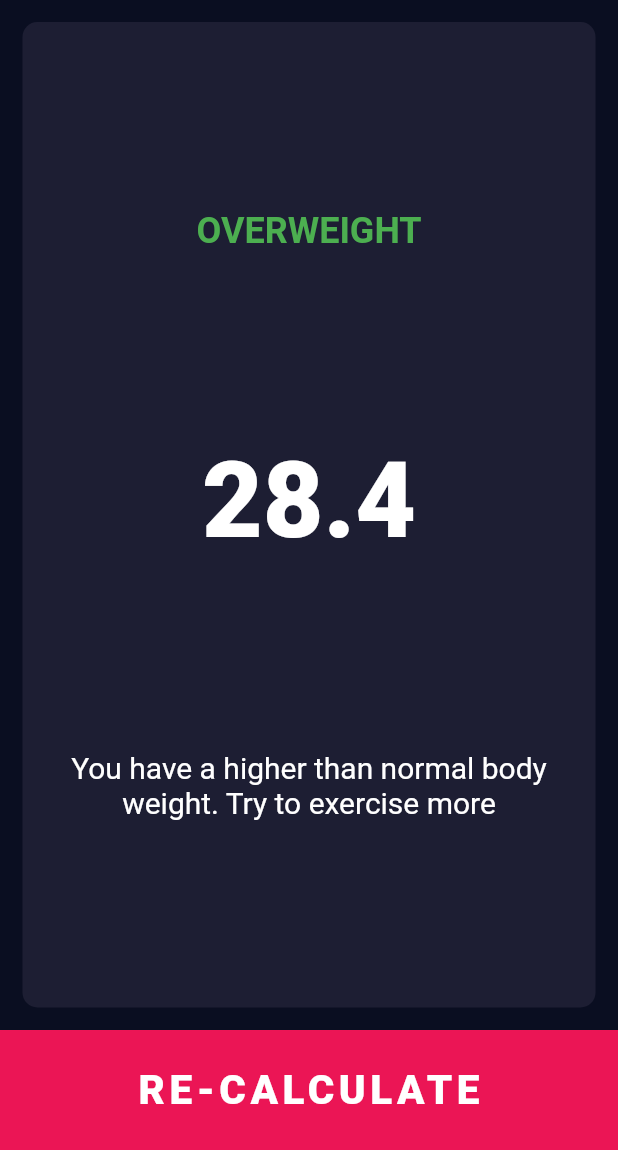
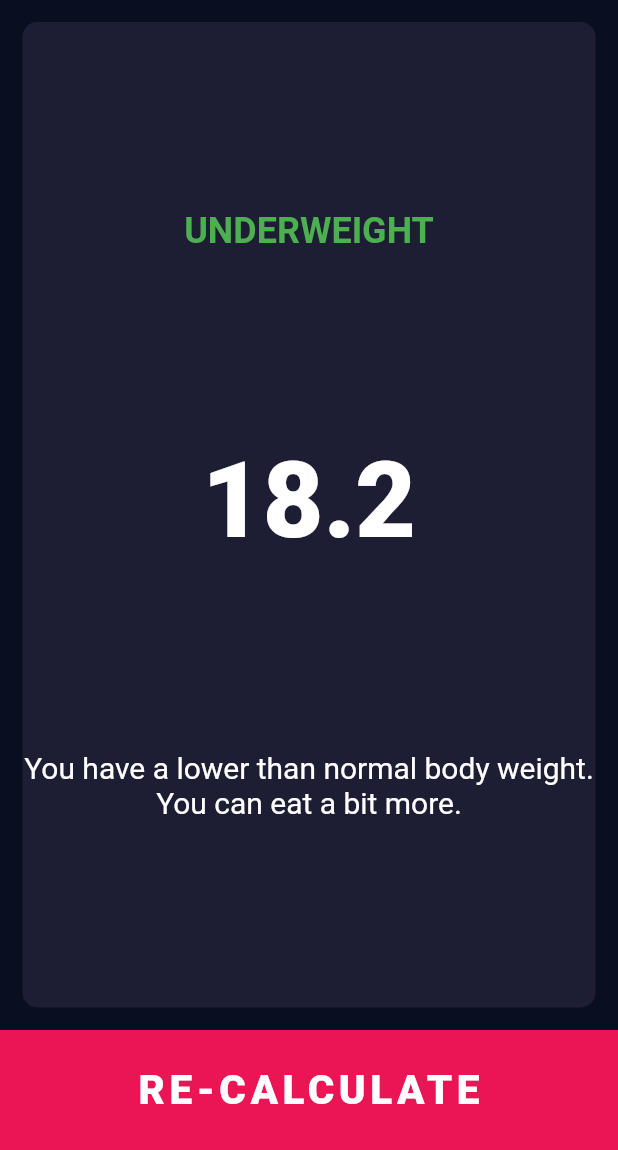
Before and after one commit to DanielGoye/dart_example, a Flutter app: the screen it shows after launch, after a tap on "CALCULATE", on a phone screen of 412 x 824 dp, the part 86-1236 px from its top. Run offline on Flutter 3.47's test engine with Material 2 defaults, Android fonts, the phone set to English and light mode, and no system bars; our stand-ins replace font_awesome_flutter.

```diff
--- a/lib/main.dart
+++ b/lib/main.dart
@@ -1,4 +1,3 @@
-import 'package:bmi_calculator/screens/result_page.dart';
 import 'package:flutter/material.dart';
 import 'package:bmi_calculator/screens/input_page.dart';
 
@@ -26,11 +25,7 @@ class BMICalculator extends StatelessWidget {
         ),
         scaffoldBackgroundColor: const Color(0xFF0A0E21),
       ),
-      initialRoute: "/",
-      routes: {
-        "/": (context) => const InputPage(),
-        "/results": (context) => const ResultPage(),
-      },
+      home: const InputPage(),
     );
   }
 }
--- a/lib/screens/input_page.dart
+++ b/lib/screens/input_page.dart
@@ -1,3 +1,4 @@
+import 'package:bmi_calculator/screens/result_page.dart';
 import 'package:flutter/material.dart';
 import 'package:font_awesome_flutter/font_awesome_flutter.dart';
 import 'package:bmi_calculator/components/reusable_card.dart';
@@ -5,6 +6,7 @@ import 'package:bmi_calculator/components/icon_content.dart';
 import 'package:bmi_calculator/constants/constants.dart';
 import 'package:bmi_calculator/components/age_weight_content.dart';
 import 'package:bmi_calculator/widgets/main_flat_button.dart';
+import 'package:bmi_calculator/utilities/calculator_brain.dart';
 
 enum Gender { male, female, notSelected }
 
@@ -149,7 +151,18 @@ class _InputPageState extends State<InputPage> {
           ),
           MainFlatButton(
             onPressed: () {
-              Navigator.pushNamed(context, "/results");
+              CalculatorBrain calculate =
+                  CalculatorBrain(weight: weight, height: height);
+              Navigator.push(
+                context,
+                MaterialPageRoute(
+                  builder: (context) => ResultPage(
+                    bmiText: calculate.getResults(),
+                    bmi: calculate.bmiString(),
+                    bmiInterpretation: calculate.getInterpretation(),
+                  ),
+                ),
+              );
             },
             text: "CALCULATE",
           ),
--- a/lib/screens/result_page.dart
+++ b/lib/screens/result_page.dart
@@ -4,7 +4,15 @@ import 'package:bmi_calculator/components/reusable_card.dart';
 import 'package:flutter/material.dart';
 
 class ResultPage extends StatelessWidget {
-  const ResultPage({super.key});
+  final String bmiText;
+  final String bmi;
+  final String bmiInterpretation;
+
+  const ResultPage(
+      {super.key,
+      required this.bmiText,
+      required this.bmi,
+      required this.bmiInterpretation});
 
   @override
   Widget build(BuildContext context) {
@@ -27,20 +35,20 @@ class ResultPage extends StatelessWidget {
                   cardChild: Column(
                     mainAxisAlignment: MainAxisAlignment.spaceEvenly,
                     children: [
-                      const Text(
-                        "OVERWEIGHT",
-                        style: TextStyle(
+                      Text(
+                        bmiText.toUpperCase(),
+                        style: const TextStyle(
                             color: Colors.green,
                             fontWeight: FontWeight.bold,
                             fontSize: 24),
                       ),
                       Text(
-                        "28.4",
+                        bmi,
                         style: kNumberTextStyle.copyWith(fontSize: 70),
                       ),
-                      const Text(
-                        "You have a higher than normal body weight. Try to exercise more",
-                        style: TextStyle(fontSize: 20),
+                      Text(
+                        bmiInterpretation,
+                        style: const TextStyle(fontSize: 20),
                         textAlign: TextAlign.center,
                       ),
                     ],
--- a/lib/utilities/calculator_brain.dart
+++ b/lib/utilities/calculator_brain.dart
@@ -4,18 +4,21 @@ class CalculatorBrain {
 
   CalculatorBrain({required this.weight, required this.height});
 
-  double _bmi = 0;
+  double calculateBMI() {
+    double heightMetres = height / 100;
+    double bmi = weight / (heightMetres * heightMetres);
+    return bmi;
+  }
 
-  String calculateBMI() {
-    double heightMetres = height / 100;
-    _bmi = weight / (heightMetres * heightMetres);
-    return _bmi.toStringAsFixed(1);
+  String bmiString() {
+    return calculateBMI().toStringAsFixed(1);
   }
 
   String getResults() {
-    if (_bmi >= 25) {
+    double bmi = calculateBMI();
+    if (bmi >= 25) {
       return 'Overweight';
-    } else if (_bmi > 18.5) {
+    } else if (bmi > 18.5) {
       return 'Normal';
     } else {
       return 'Underweight';
@@ -23,9 +26,10 @@ class CalculatorBrain {
   }
 
   String getInterpretation() {
-    if (_bmi >= 25) {
+    double bmi = calculateBMI();
+    if (bmi >= 25) {
       return 'You have a higher than normal body weight. Try to exercise more';
-    } else if (_bmi > 18.5) {
+    } else if (bmi > 18.5) {
       return 'You have a normal body weight. Good job!';
     } else {
       return 'You have a lower than normal body weight. You can eat a bit more.';
```
Also changed, not shown: 3 other files.
